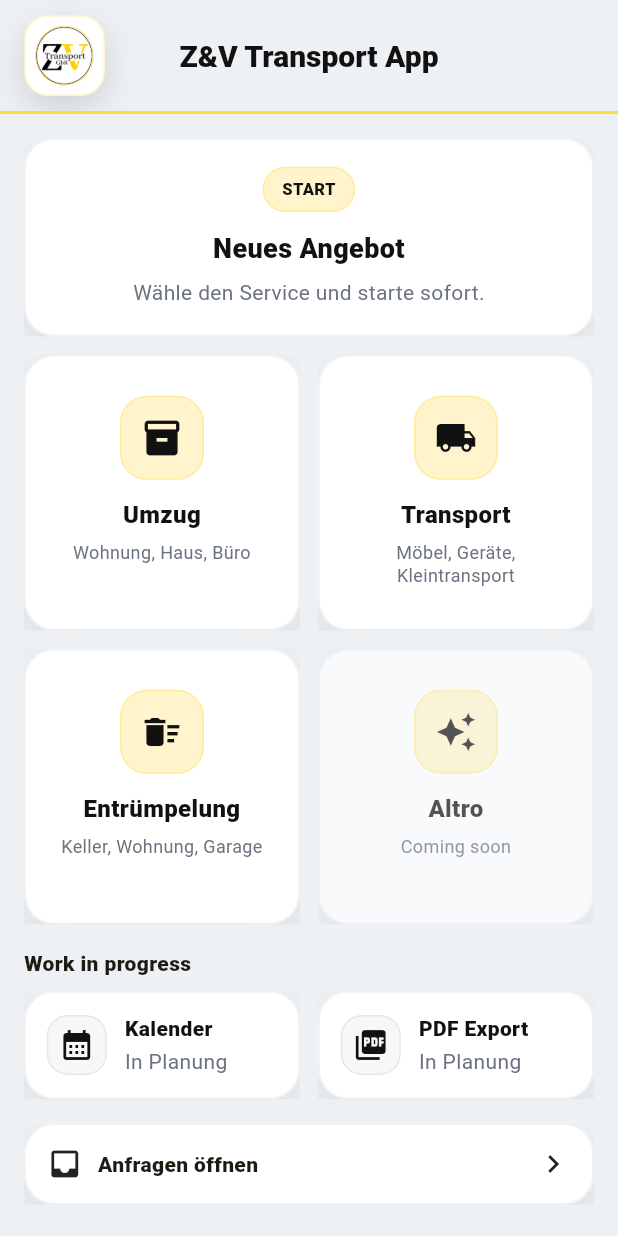
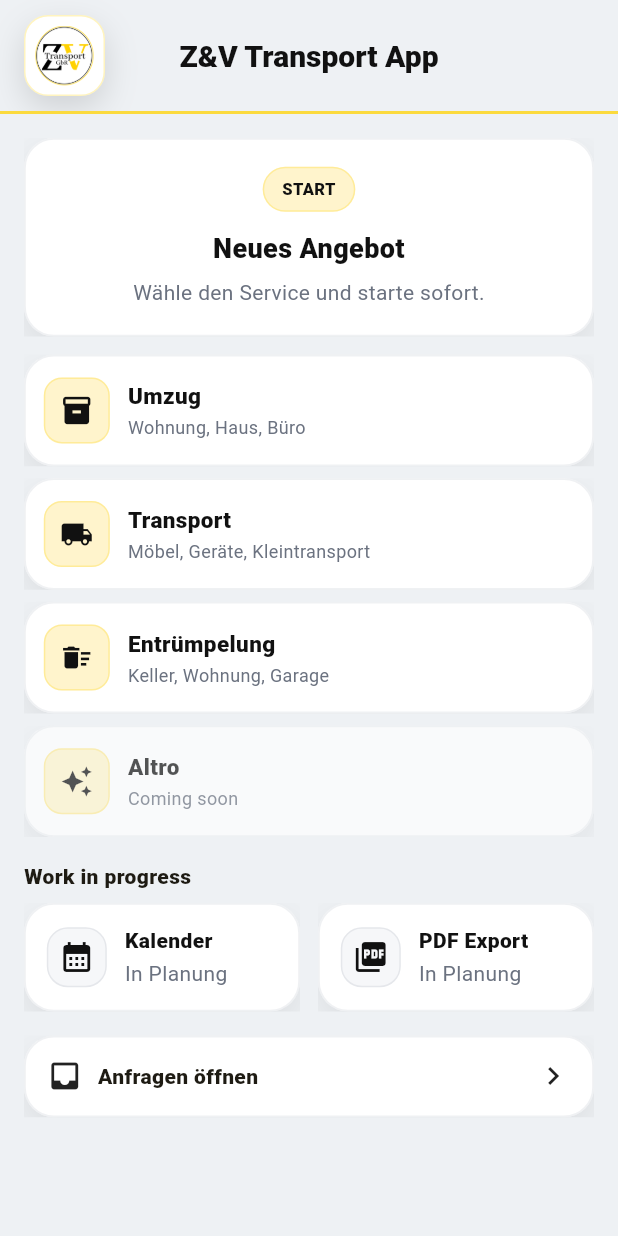
Before and after one commit to LoZappi/zvapp, a Flutter app: the screen it shows after launch, on a phone screen of 412 x 824 dp. Run offline on Flutter 3.47's test engine with Material 3 defaults, Android fonts, the phone set to English and light mode, and no system bars; our stand-ins replace firebase_core, image_picker; accounts and stored records are empty.

Commit message:
Change layout to display service options vertically
Modify the QuickStartScreen to use a vertical Column layout instead of a 2x2 grid, changing the _BigTile aspect ratio and adjusting spacing for a more compact display.

Replit-Commit-Author: Agent
Replit-Commit-Session-Id: 47842fa2-bfd6-47d8-804d-40238e3190cf
Replit-Commit-Checkpoint-Type: full_checkpoint
Replit-Commit-Event-Id: 1b49ed7f-4698-46d6-b1aa-beb885766814
Replit-Commit-Screenshot-Url: https://storage.googleapis.com/screenshot-production-us-central1/923e713b-6d9e-4a9a-8dcb-afc056ed1c1e/47842fa2-bfd6-47d8-804d-40238e3190cf/NbPyAMt
Replit-Helium-Checkpoint-Created: true

```diff
--- a/lib/ui/screens/quick_start_screen.dart
+++ b/lib/ui/screens/quick_start_screen.dart
@@ -110,50 +110,33 @@ class QuickStartScreen extends StatelessWidget {
           ),
           const SizedBox(height: 12),
 
-          Row(
-            children: [
-              Expanded(
-                child: _BigTile(
+          _BigTile(
             title: 'Umzug',
             subtitle: 'Wohnung, Haus, Büro',
             icon: Icons.inventory_2,
             onTap: () => _startWizard(context, ZVService.umzug),
           ),
-              ),
-              const SizedBox(width: 12),
-              Expanded(
-                child: _BigTile(
+          const SizedBox(height: 8),
+          _BigTile(
             title: 'Transport',
             subtitle: 'Möbel, Geräte, Kleintransport',
             icon: Icons.local_shipping,
             onTap: () => _startWizard(context, ZVService.transport),
           ),
-              ),
-            ],
-          ),
-          const SizedBox(height: 12),
-
-          Row(
-            children: [
-              Expanded(
-                child: _BigTile(
+          const SizedBox(height: 8),
+          _BigTile(
             title: 'Entrümpelung',
             subtitle: 'Keller, Wohnung, Garage',
             icon: Icons.delete_sweep,
             onTap: () => _startWizard(context, ZVService.entruempelung),
           ),
-              ),
-              const SizedBox(width: 12),
-              const Expanded(
-                child: _BigTile(
+          const SizedBox(height: 8),
+          const _BigTile(
             title: 'Altro',
             subtitle: 'Coming soon',
             icon: Icons.auto_awesome,
             disabled: true,
             onTap: null,
-                ),
-              ),
-            ],
           ),
 
           const SizedBox(height: 16),
@@ -231,51 +214,49 @@ class _BigTile extends StatelessWidget {
   Widget build(BuildContext context) {
     return Opacity(
       opacity: disabled ? 0.7 : 1,
-      child: AspectRatio(
-        aspectRatio: 1,
       child: ZVCard(
-          padding: const EdgeInsets.all(14),
+        padding: const EdgeInsets.symmetric(horizontal: 12, vertical: 14),
         onTap: disabled ? null : onTap,
-          child: Column(
-            mainAxisAlignment: MainAxisAlignment.center,
+        child: Row(
           children: [
             Container(
-                width: 56,
-                height: 56,
+              width: 44,
+              height: 44,
               decoration: BoxDecoration(
                 color: ZVColors.primarySoft,
-                  borderRadius: BorderRadius.circular(18),
+                borderRadius: BorderRadius.circular(12),
                 border: Border.all(color: ZVColors.primary.withOpacity(0.25)),
               ),
-                child: Icon(icon, size: 28, color: ZVColors.textPrimary),
+              child: Icon(icon, size: 22, color: ZVColors.textPrimary),
             ),
-              const SizedBox(height: 12),
+            const SizedBox(width: 12),
+            Expanded(
+              child: Column(
+                crossAxisAlignment: CrossAxisAlignment.start,
+                mainAxisSize: MainAxisSize.min,
+                children: [
                   Text(
                     title,
-                textAlign: TextAlign.center,
                     style: const TextStyle(
-                  fontSize: 16,
+                      fontSize: 15,
                       fontWeight: FontWeight.w900,
                       color: ZVColors.textPrimary,
                     ),
                   ),
-              const SizedBox(height: 6),
-              SizedBox(
-                height: 32,
-                child: Text(
+                  const SizedBox(height: 2),
+                  Text(
                     subtitle,
-                  textAlign: TextAlign.center,
-                  maxLines: 2,
+                    maxLines: 1,
                     overflow: TextOverflow.ellipsis,
                     style: const TextStyle(
                       fontSize: 12,
-                    height: 1.25,
                       color: ZVColors.textSecondary,
-                  ),
                     ),
                   ),
                 ],
               ),
+            ),
+          ],
         ),
       ),
     );
```
Lines whose indentation alone changed are shown as unchanged.
